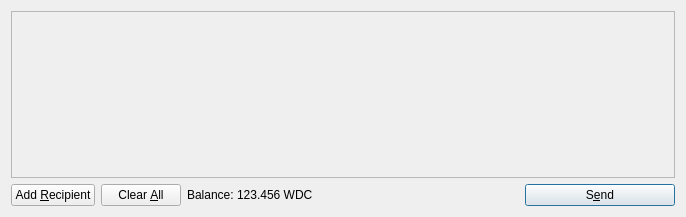
WorldcoinGlobal/WorldcoinLegacy, file src/qt/forms/sendcoinsdialog.ui: the form before one commit.
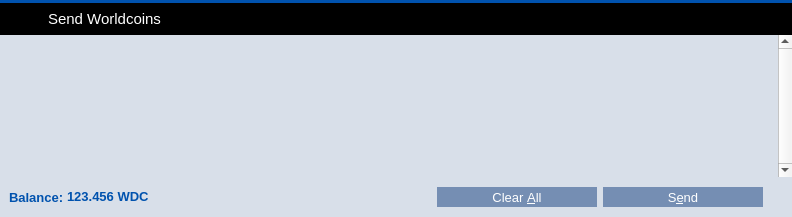
The form after the commit. Icons and pictures are not drawn.

Patch:
```diff
--- a/src/qt/forms/sendcoinsdialog.ui
+++ b/src/qt/forms/sendcoinsdialog.ui
@@ -6,16 +6,244 @@
    <rect>
     <x>0</x>
     <y>0</y>
-    <width>686</width>
+    <width>792</width>
     <height>217</height>
    </rect>
   </property>
+  <property name="palette">
+   <palette>
+    <active>
+     <colorrole role="Button">
+      <brush brushstyle="SolidPattern">
+       <color alpha="255">
+        <red>0</red>
+        <green>117</green>
+        <blue>209</blue>
+       </color>
+      </brush>
+     </colorrole>
+     <colorrole role="Base">
+      <brush brushstyle="SolidPattern">
+       <color alpha="255">
+        <red>0</red>
+        <green>117</green>
+        <blue>209</blue>
+       </color>
+      </brush>
+     </colorrole>
+     <colorrole role="Window">
+      <brush brushstyle="SolidPattern">
+       <color alpha="255">
+        <red>0</red>
+        <green>117</green>
+        <blue>209</blue>
+       </color>
+      </brush>
+     </colorrole>
+    </active>
+    <inactive>
+     <colorrole role="Button">
+      <brush brushstyle="SolidPattern">
+       <color alpha="255">
+        <red>0</red>
+        <green>117</green>
+        <blue>209</blue>
+       </color>
+      </brush>
+     </colorrole>
+     <colorrole role="Base">
+      <brush brushstyle="SolidPattern">
+       <color alpha="255">
+        <red>0</red>
+        <green>117</green>
+        <blue>209</blue>
+       </color>
+      </brush>
+     </colorrole>
+     <colorrole role="Window">
+      <brush brushstyle="SolidPattern">
+       <color alpha="255">
+        <red>0</red>
+        <green>117</green>
+        <blue>209</blue>
+       </color>
+      </brush>
+     </colorrole>
+    </inactive>
+    <disabled>
+     <colorrole role="Button">
+      <brush brushstyle="SolidPattern">
+       <color alpha="255">
+        <red>0</red>
+        <green>117</green>
+        <blue>209</blue>
+       </color>
+      </brush>
+     </colorrole>
+     <colorrole role="Base">
+      <brush brushstyle="SolidPattern">
+       <color alpha="255">
+        <red>0</red>
+        <green>117</green>
+        <blue>209</blue>
+       </color>
+      </brush>
+     </colorrole>
+     <colorrole role="Window">
+      <brush brushstyle="SolidPattern">
+       <color alpha="255">
+        <red>0</red>
+        <green>117</green>
+        <blue>209</blue>
+       </color>
+      </brush>
+     </colorrole>
+    </disabled>
+   </palette>
+  </property>
   <property name="windowTitle">
    <string>Send Coins</string>
   </property>
+  <property name="styleSheet">
+   <string notr="true">#SendCoinsDialog {
+	background-color: #0075d1;
+}</string>
+  </property>
   <layout class="QVBoxLayout" name="verticalLayout">
+   <property name="spacing">
+    <number>0</number>
+   </property>
+   <property name="leftMargin">
+    <number>0</number>
+   </property>
+   <property name="topMargin">
+    <number>0</number>
+   </property>
+   <property name="rightMargin">
+    <number>0</number>
+   </property>
+   <property name="bottomMargin">
+    <number>0</number>
+   </property>
+   <item>
+    <widget class="Line" name="line_7">
+     <property name="styleSheet">
+      <string notr="true">background-color: #0052AE;</string>
+     </property>
+     <property name="frameShadow">
+      <enum>QFrame::Raised</enum>
+     </property>
+     <property name="lineWidth">
+      <number>0</number>
+     </property>
+     <property name="orientation">
+      <enum>Qt::Horizontal</enum>
+     </property>
+    </widget>
+   </item>
+   <item>
+    <widget class="QWidget" name="wSendMegsHeader" native="true">
+     <property name="minimumSize">
+      <size>
+       <width>0</width>
+       <height>32</height>
+      </size>
+     </property>
+     <property name="maximumSize">
+      <size>
+       <width>16777215</width>
+       <height>32</height>
+      </size>
+     </property>
+     <property name="styleSheet">
+      <string notr="true">#wSendMegsHeader {
+	
+	background-color: rgb(0, 0, 0);
+}</string>
+     </property>
+     <property name="is_header" stdset="0">
+      <bool>true</bool>
+     </property>
+     <widget class="QLabel" name="label_29">
+      <property name="geometry">
+       <rect>
+        <x>9</x>
+        <y>1</y>
+        <width>37</width>
+        <height>30</height>
+       </rect>
+      </property>
+      <property name="sizePolicy">
+       <sizepolicy hsizetype="Preferred" vsizetype="Preferred">
+        <horstretch>0</horstretch>
+        <verstretch>0</verstretch>
+       </sizepolicy>
+      </property>
+      <property name="minimumSize">
+       <size>
+        <width>30</width>
+        <height>30</height>
+       </size>
+      </property>
+      <property name="maximumSize">
+       <size>
+        <width>44</width>
+        <height>42</height>
+       </size>
+      </property>
+      <property name="text">
+       <string/>
+      </property>
+      <property name="pixmap">
+       <pixmap resource="../res.qrc">:/res/download.png</pixmap>
+      </property>
+     </widget>
+     <widget class="QLabel" name="label_30">
+      <property name="geometry">
+       <rect>
+        <x>48</x>
+        <y>7</y>
+        <width>125</width>
+        <height>18</height>
+       </rect>
+      </property>
+      <property name="font">
+       <font>
+        <pointsize>11</pointsize>
+        <stylestrategy>PreferAntialias</stylestrategy>
+       </font>
+      </property>
+      <property name="styleSheet">
+       <string notr="true">QLabel {
+	color: #fff;
+}</string>
+      </property>
+      <property name="text">
+       <string>Send Worldcoins</string>
+      </property>
+     </widget>
+    </widget>
+   </item>
    <item>
     <widget class="QScrollArea" name="scrollArea">
+     <property name="styleSheet">
+      <string notr="true"> QScrollBar:vertical {
+     border: 0px solid grey;
+     background: white;
+     width: 9px;
+     margin: 0px 0px 0 0px;
+ }
+ QScrollBar::handle:vertical {
+     background: #D8DFE9;
+     min-width: 20px;
+ }</string>
+     </property>
+     <property name="frameShape">
+      <enum>QFrame::NoFrame</enum>
+     </property>
+     <property name="verticalScrollBarPolicy">
+      <enum>Qt::ScrollBarAlwaysOn</enum>
+     </property>
      <property name="widgetResizable">
       <bool>true</bool>
      </property>
@@ -24,12 +252,26 @@
        <rect>
         <x>0</x>
         <y>0</y>
-        <width>666</width>
-        <height>165</height>
+        <width>783</width>
+        <height>142</height>
        </rect>
       </property>
+      <property name="styleSheet">
+       <string notr="true">#scrollAreaWidgetContents {
+	background-color: #D8DFE9;
+}</string>
+      </property>
       <layout class="QVBoxLayout" name="verticalLayout_2">
-       <property name="margin">
+       <property name="leftMargin">
+        <number>0</number>
+       </property>
+       <property name="topMargin">
+        <number>1</number>
+       </property>
+       <property name="rightMargin">
+        <number>0</number>
+       </property>
+       <property name="bottomMargin">
         <number>0</number>
        </property>
        <item>
@@ -57,50 +299,19 @@
     </widget>
    </item>
    <item>
-    <layout class="QHBoxLayout" name="horizontalLayout">
-     <item>
-      <widget class="QPushButton" name="addButton">
-       <property name="toolTip">
-        <string>Send to multiple recipients at once</string>
-       </property>
-       <property name="text">
-        <string>Add &amp;Recipient</string>
-       </property>
-       <property name="icon">
-        <iconset resource="../bitcoin.qrc">
-         <normaloff>:/icons/add</normaloff>:/icons/add</iconset>
-       </property>
-       <property name="autoDefault">
-        <bool>false</bool>
-       </property>
-      </widget>
-     </item>
-     <item>
-      <widget class="QPushButton" name="clearButton">
-       <property name="sizePolicy">
-        <sizepolicy hsizetype="Minimum" vsizetype="Fixed">
-         <horstretch>0</horstretch>
-         <verstretch>0</verstretch>
-        </sizepolicy>
-       </property>
-       <property name="toolTip">
-        <string>Remove all transaction fields</string>
-       </property>
-       <property name="text">
-        <string>Clear &amp;All</string>
-       </property>
-       <property name="icon">
-        <iconset resource="../bitcoin.qrc">
-         <normaloff>:/icons/remove</normaloff>:/icons/remove</iconset>
-       </property>
-       <property name="autoRepeatDelay">
-        <number>300</number>
-       </property>
-       <property name="autoDefault">
-        <bool>false</bool>
-       </property>
-      </widget>
-     </item>
+    <widget class="QWidget" name="wContainer" native="true">
+     <property name="styleSheet">
+      <string notr="true">#wContainer {
+	background-color: #D8DFE9;
+}</string>
+     </property>
+     <layout class="QHBoxLayout" name="horizontalLayout_3">
+      <property name="topMargin">
+       <number>10</number>
+      </property>
+      <property name="bottomMargin">
+       <number>10</number>
+      </property>
      <item>
       <layout class="QHBoxLayout" name="horizontalLayout_2">
        <property name="spacing">
@@ -108,6 +319,18 @@
        </property>
        <item>
         <widget class="QLabel" name="label">
+          <property name="font">
+           <font>
+            <pointsize>10</pointsize>
+            <weight>75</weight>
+            <bold>true</bold>
+           </font>
+          </property>
+          <property name="styleSheet">
+           <string notr="true">QLabel {
+	color: #0052AE;
+}</string>
+          </property>
          <property name="text">
           <string>Balance:</string>
          </property>
@@ -115,9 +338,21 @@
        </item>
        <item>
         <widget class="QLabel" name="labelBalance">
+          <property name="font">
+           <font>
+            <pointsize>10</pointsize>
+            <weight>75</weight>
+            <bold>true</bold>
+           </font>
+          </property>
          <property name="cursor">
           <cursorShape>IBeamCursor</cursorShape>
          </property>
+          <property name="styleSheet">
+           <string notr="true">QLabel {
+	color: #0052AE;
+}</string>
+          </property>
          <property name="text">
           <string>123.456 WDC</string>
          </property>
@@ -129,7 +364,7 @@
       </layout>
      </item>
      <item>
-      <spacer name="horizontalSpacer">
+       <spacer name="horizontalSpacer_4">
        <property name="orientation">
         <enum>Qt::Horizontal</enum>
        </property>
@@ -141,17 +376,80 @@
        </property>
       </spacer>
      </item>
+      <item>
+       <widget class="QPushButton" name="clearButton">
+        <property name="font">
+         <font>
+          <pointsize>10</pointsize>
+          <stylestrategy>PreferAntialias</stylestrategy>
+         </font>
+        </property>
+        <property name="toolTip">
+         <string>Remove all transaction fields</string>
+        </property>
+        <property name="styleSheet">
+         <string notr="true">QPushButton {
+	background-color: #758EB3;
+	color: #FFFFFF;
+	border: 0px solid gray;
+	max-height: 20px;
+	min-height: 20px;
+	max-width: 160px;
+	min-width: 160px;
+}
+
+QPushButton:hover {
+	background-color: #0099CC;
+}
+
+QPushButton:pressed:flat {
+	background-color: #9D0B17;
+}</string>
+        </property>
+        <property name="text">
+         <string>Clear &amp;All</string>
+        </property>
+        <property name="autoDefault">
+         <bool>false</bool>
+        </property>
+        <property name="default">
+         <bool>false</bool>
+        </property>
+        <property name="flat">
+         <bool>true</bool>
+        </property>
+       </widget>
+      </item>
      <item>
       <widget class="QPushButton" name="sendButton">
-       <property name="minimumSize">
-        <size>
-         <width>150</width>
-         <height>0</height>
-        </size>
+        <property name="font">
+         <font>
+          <pointsize>10</pointsize>
+          <stylestrategy>PreferAntialias</stylestrategy>
+         </font>
        </property>
        <property name="toolTip">
         <string>Confirm the send action</string>
        </property>
+        <property name="styleSheet">
+         <string notr="true">QPushButton {
+	background-color: #758EB3;
+	color: #FFFFFF;
+	border: 0px solid gray;
+	max-height: 20px;
+	min-height: 20px;
+	max-width: 160px;
+	min-width: 160px;
+}
+
+QPushButton:hover {
+	background-color: #0099CC;
+}
+
+QPushButton:pressed:flat {
+	background-color: #9D0B17;
+}</string>
+        </property>
        <property name="text">
         <string>S&amp;end</string>
        </property>
@@ -162,9 +460,29 @@
        <property name="default">
         <bool>true</bool>
        </property>
-      </widget>
-     </item>
-    </layout>
+        <property name="flat">
+         <bool>true</bool>
+        </property>
+       </widget>
+      </item>
+      <item>
+       <spacer name="horizontalSpacer_5">
+        <property name="orientation">
+         <enum>Qt::Horizontal</enum>
+        </property>
+        <property name="sizeType">
+         <enum>QSizePolicy::Fixed</enum>
+        </property>
+        <property name="sizeHint" stdset="0">
+         <size>
+          <width>20</width>
+          <height>20</height>
+         </size>
+        </property>
+       </spacer>
+      </item>
+     </layout>
+    </widget>
    </item>
   </layout>
  </widget>
```
Left out of the diff: 6 changed lines with no effect on the pictures. Lines whose indentation alone changed are shown as unchanged.
